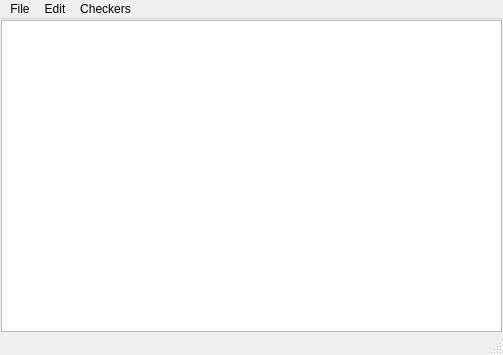
This is mainwindow.ui in nametable/ScoringEngine as Qt 5 draws it before an edit. The edited form follows.
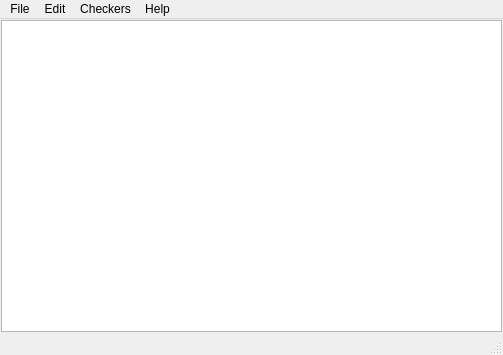
This is the edited form.

Commit message: Added version.h and About page in help

The edit to the form file:
```diff
--- a/mainwindow.ui
+++ b/mainwindow.ui
@@ -116,9 +116,16 @@
     </property>
     <addaction name="actionInsert_Blank"/>
    </widget>
+   <widget class="QMenu" name="menuHelp">
+    <property name="title">
+     <string>Help</string>
+    </property>
+    <addaction name="actionAbout"/>
+   </widget>
    <addaction name="menuFile"/>
    <addaction name="menuEdit"/>
    <addaction name="menuCheckers"/>
+   <addaction name="menuHelp"/>
   </widget>
   <widget class="QStatusBar" name="statusBar"/>
   <action name="actionExit">
```
Left out of the diff: 7 changed lines with no effect on the pictures. The commit also changes 4 other files.
